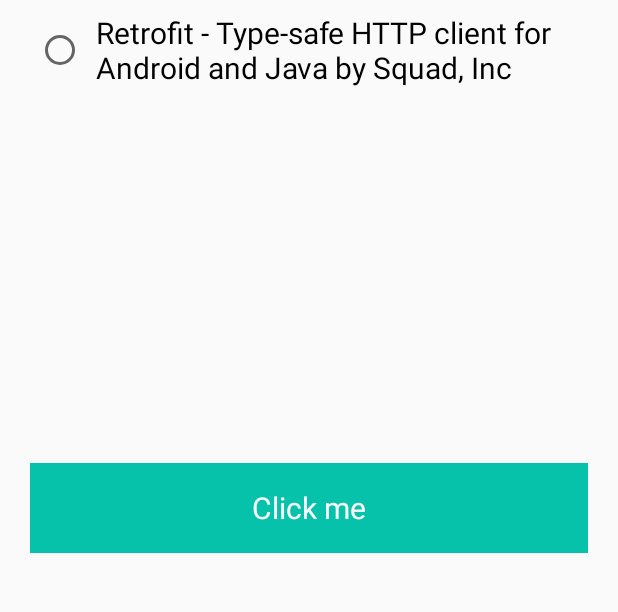
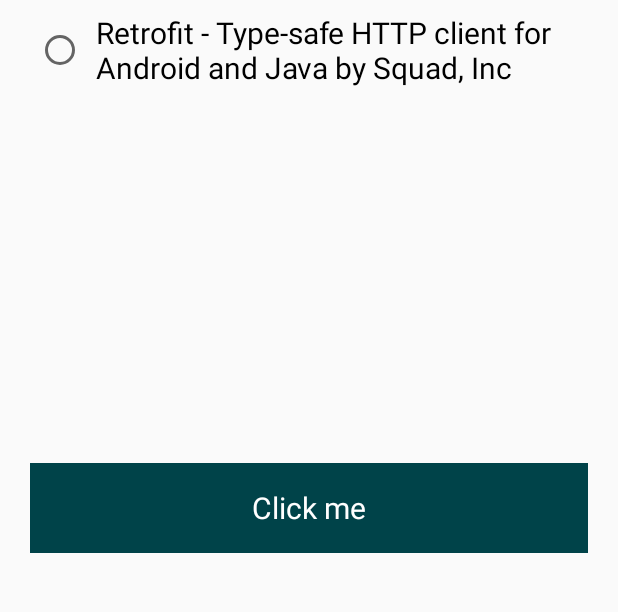
Before and after one commit to lucasnpc/LoadApp, an Android app: the screen it shows after launch (MainActivity), on a phone screen of 412 x 824 dp, the part 356-968 px from its top. Run offline under Robolectric (Android 15) with nearby library versions, the phone set to English and light mode, and no system bars; our stand-ins replace data binding.

Commit message:
Creatin MOtion Layout

```diff
--- a/app/src/main/java/com/udacity/LoadingButton.kt
+++ b/app/src/main/java/com/udacity/LoadingButton.kt
@@ -4,25 +4,27 @@ import android.animation.ValueAnimator
 import android.content.Context
 import android.graphics.Canvas
 import android.util.AttributeSet
+import androidx.appcompat.widget.AppCompatButton
 import androidx.core.content.withStyledAttributes
 import kotlin.properties.Delegates
 
 class LoadingButton @JvmOverloads constructor(
     context: Context, attrs: AttributeSet? = null, defStyleAttr: Int = 0
-) : androidx.appcompat.widget.AppCompatTextView(context, attrs, defStyleAttr) {
+) : AppCompatButton(context, attrs, defStyleAttr) {
     private var widthSize = 0
     private var heightSize = 0
 
     private val valueAnimator = ValueAnimator()
 
-    private var buttonState: ButtonState by Delegates.observable(ButtonState.Completed) { p, old, new ->
-
+    var buttonState: ButtonState by Delegates.observable(ButtonState.Completed) { prop, old, new ->
+        println("$old -> $new")
     }
 
     init {
         context.withStyledAttributes(attrs, R.styleable.LoadingButton) {
             setBackgroundColor(getColor(R.styleable.LoadingButton_backgroundColor, 0))
         }
+        isClickable = true
     }
 
 
--- a/app/src/main/java/com/udacity/MainActivity.kt
+++ b/app/src/main/java/com/udacity/MainActivity.kt
@@ -9,8 +9,9 @@ import android.content.Intent
 import android.content.IntentFilter
 import android.net.Uri
 import android.os.Bundle
-import android.widget.Button
-import android.widget.TextView
+import android.view.View
+import android.widget.RadioButton
+import android.widget.Toast
 import androidx.appcompat.app.AppCompatActivity
 import androidx.core.app.NotificationCompat
 import com.udacity.databinding.ActivityMainBinding
@@ -28,6 +29,8 @@ class MainActivity : AppCompatActivity() {
     private lateinit var pendingIntent: PendingIntent
     private lateinit var action: NotificationCompat.Action
 
+    private var url = ""
+
     override fun onCreate(savedInstanceState: Bundle?) {
         super.onCreate(savedInstanceState)
         setContentView(binding.root)
@@ -35,8 +38,11 @@ class MainActivity : AppCompatActivity() {
 
         registerReceiver(receiver, IntentFilter(DownloadManager.ACTION_DOWNLOAD_COMPLETE))
 
-        binding.contentMain.customButton.setOnClickListener {
-//            download()
+        binding.contentMain.customButton.let { button ->
+            button.setOnClickListener {
+                button.buttonState = ButtonState.Clicked
+                download(url)
+            }
         }
     }
 
@@ -46,9 +52,13 @@ class MainActivity : AppCompatActivity() {
         }
     }
 
-    private fun download() {
+    private fun download(url: String) {
+        if (url.isEmpty()) {
+            Toast.makeText(this, getString(R.string.unselected_message), Toast.LENGTH_SHORT).show()
+            return
+        }
         val request =
-            DownloadManager.Request(Uri.parse(URL))
+            DownloadManager.Request(Uri.parse(url))
                 .setTitle(getString(R.string.app_name))
                 .setDescription(getString(R.string.app_description))
                 .setRequiresCharging(false)
@@ -60,9 +70,33 @@ class MainActivity : AppCompatActivity() {
             downloadManager.enqueue(request)// enqueue puts the download request in the queue.
     }
 
+    fun onRadioButtonClicked(view: View) {
+        if (view is RadioButton) {
+            val checked = view.isChecked
+
+            when (view.getId()) {
+                R.id.radio_glide ->
+                    if (checked) {
+                        url = GLIDE_URL
+                    }
+                R.id.radio_app ->
+                    if (checked) {
+                        url = APP_URL
+                    }
+                R.id.radio_retrofit -> {
+                    if (checked) {
+                        url = RETROFIT_URL
+                    }
+                }
+            }
+        }
+    }
+
     companion object {
-        private const val URL =
-            "https://github.com/udacity/nd940-c3-advanced-android-programming-project-starter/archive/master.zip"
+        private const val GLIDE_URL = "https://github.com/bumptech/glide"
+        private const val APP_URL =
+            "https://github.com/udacity/nd940-c3-advanced-android-programming-project-starter"
+        private const val RETROFIT_URL = "https://github.com/square/retrofit"
         private const val CHANNEL_ID = "channelId"
     }
 
--- a/app/src/main/res/layout/content_main.xml
+++ b/app/src/main/res/layout/content_main.xml
@@ -7,10 +7,11 @@
 
     </data>
 
-    <androidx.constraintlayout.widget.ConstraintLayout
+    <androidx.constraintlayout.motion.widget.MotionLayout
         android:id="@+id/main_layout"
         android:layout_width="match_parent"
         android:layout_height="match_parent"
+        app:layoutDescription="@xml/content_main_scene"
         app:layout_behavior="@string/appbar_scrolling_view_behavior"
         tools:context=".MainActivity"
         tools:showIn="@layout/activity_main">
@@ -26,25 +27,28 @@
             app:layout_constraintTop_toTopOf="parent">
 
             <RadioButton
-                android:id="@+id/glide"
+                android:id="@+id/radio_glide"
                 android:layout_width="match_parent"
                 android:layout_height="wrap_content"
+                android:onClick="onRadioButtonClicked"
                 android:padding="@dimen/padding_8"
                 android:text="@string/glide_description"
                 android:textSize="@dimen/default_text_size" />
 
             <RadioButton
-                android:id="@+id/loadapp"
+                android:id="@+id/radio_app"
                 android:layout_width="match_parent"
                 android:layout_height="wrap_content"
+                android:onClick="onRadioButtonClicked"
                 android:padding="@dimen/padding_8"
                 android:text="@string/loadapp_description"
                 android:textSize="@dimen/default_text_size" />
 
             <RadioButton
-                android:id="@+id/retrofit"
+                android:id="@+id/radio_retrofit"
                 android:layout_width="match_parent"
                 android:layout_height="wrap_content"
+                android:onClick="onRadioButtonClicked"
                 android:padding="@dimen/padding_8"
                 android:text="@string/retrofit_description"
                 android:textSize="@dimen/default_text_size" />
@@ -65,5 +69,5 @@
             app:layout_constraintStart_toStartOf="parent"
             app:layout_constraintTop_toBottomOf="@+id/downloads_rg" />
 
-    </androidx.constraintlayout.widget.ConstraintLayout>
+    </androidx.constraintlayout.motion.widget.MotionLayout>
 </layout>
--- a/app/src/main/res/values/strings.xml
+++ b/app/src/main/res/values/strings.xml
@@ -14,4 +14,5 @@
     <string name="glide_description">Glide - Image Loading Library by BumpTech</string>
     <string name="loadapp_description">LoadApp - Current repository by Udacity</string>
     <string name="retrofit_description">Retrofit - Type-safe HTTP client for Android and Java by Squad, Inc</string>
+    <string name="unselected_message">Please select the file to download</string>
 </resources>
--- /dev/null
+++ b/app/src/main/res/xml/content_main_scene.xml
@@ -0,0 +1,33 @@
+<?xml version="1.0" encoding="utf-8"?>
+<MotionScene xmlns:android="http://schemas.android.com/apk/res/android"
+    xmlns:app="http://schemas.android.com/apk/res-auto">
+
+    <ConstraintSet android:id="@+id/start">
+        <Constraint
+            android:id="@+id/custom_button"
+            app:backgroundColor="@color/colorPrimaryDark" />
+    </ConstraintSet>
+
+    <ConstraintSet android:id="@+id/end">
+        <Constraint
+            android:id="@id/custom_button"
+            app:backgroundColor="@color/colorPrimaryDark" />
+    </ConstraintSet>
+
+    <Transition
+        app:constraintSetEnd="@id/end"
+        app:constraintSetStart="@+id/start"
+        app:duration="2000">
+        <OnClick
+            app:clickAction="toggle"
+            app:targetId="@id/custom_button" />
+
+        <KeyFrameSet>
+            <KeyAttribute app:motionTarget="@id/custom_button">
+                <CustomAttribute
+                    app:attributeName="backgroundColor"
+                    app:customColorValue="#004349" />
+            </KeyAttribute>
+        </KeyFrameSet>
+    </Transition>
+</MotionScene>
```
